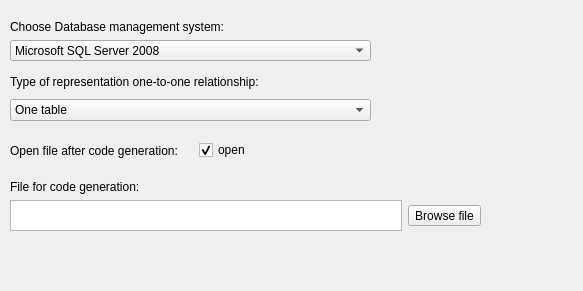
qreal/qreal, file plugins/databases/databasesSupport/databasesPreferencesPage.ui: the form before one commit.
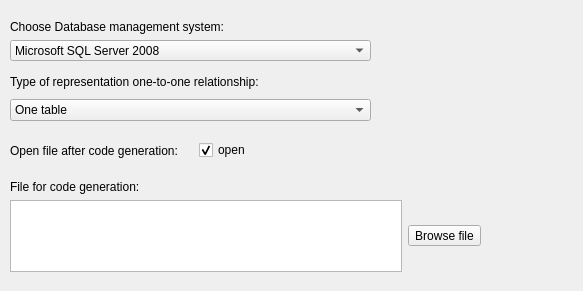
The form after the commit.

```diff
--- a/plugins/databases/databasesSupport/databasesPreferencesPage.ui
+++ b/plugins/databases/databasesSupport/databasesPreferencesPage.ui
@@ -96,7 +96,7 @@
      <x>10</x>
      <y>180</y>
      <width>471</width>
-     <height>51</height>
+     <height>92</height>
     </rect>
    </property>
    <layout class="QGridLayout" name="gridLayout">
```
Left out of the diff: 10 changed lines with no effect on the pictures.
